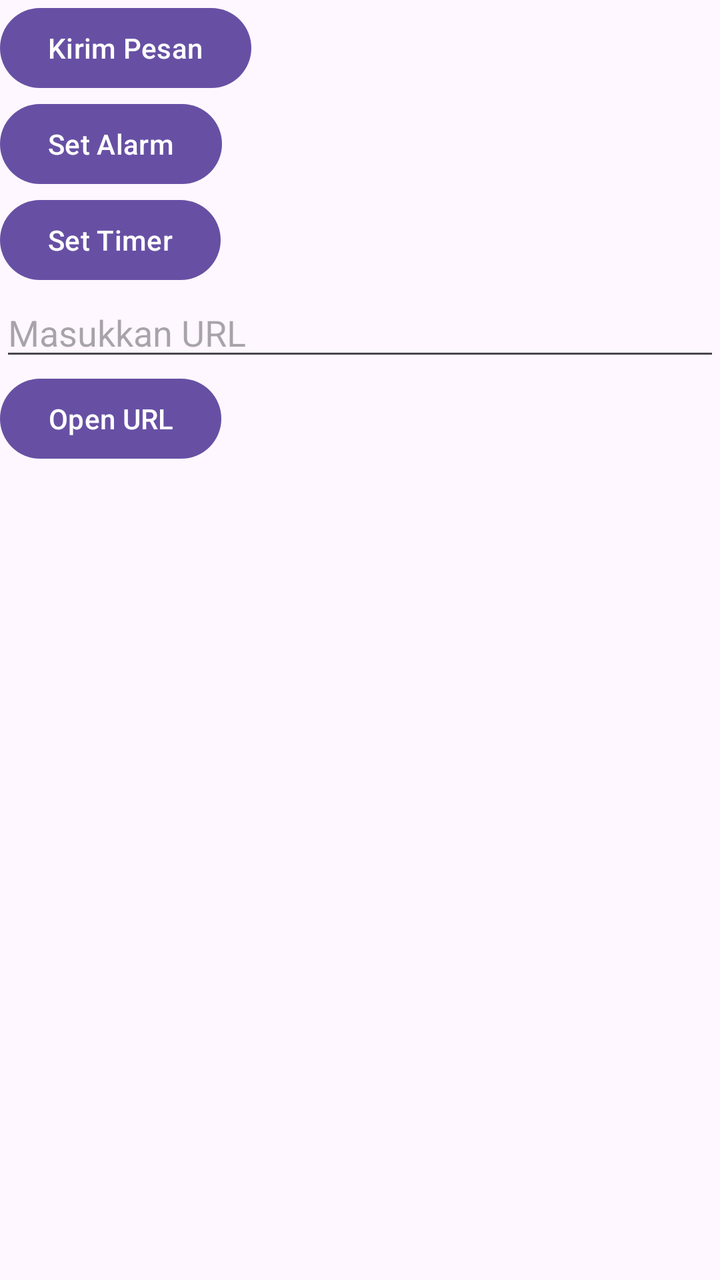
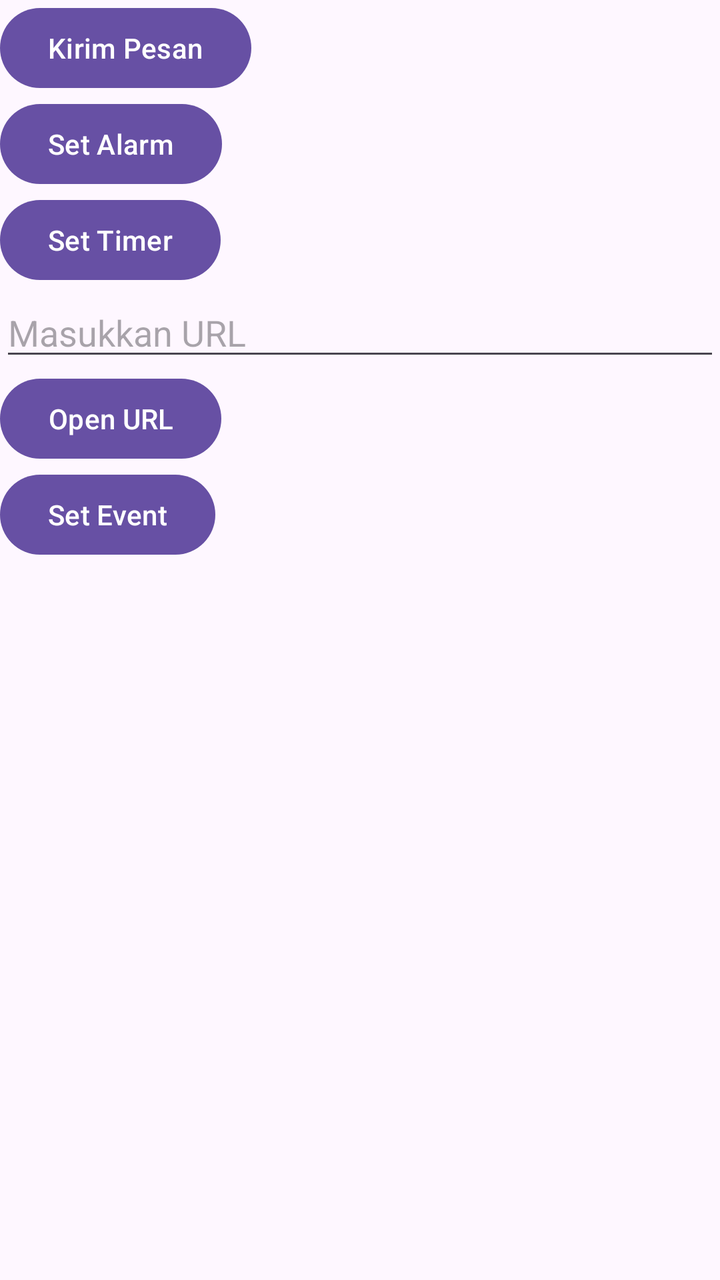

An Android layout rendered at two revisions. The XML below is the earlier revision; the diff shows what the commit changed to produce the second picture.
<!-- AndroidManifest.xml: application theme Theme.Implisit_intent -->
<!-- res/layout/activity_main.xml -->
<?xml version="1.0" encoding="utf-8"?>
<LinearLayout xmlns:android="http://schemas.android.com/apk/res/android"
    xmlns:app="http://schemas.android.com/apk/res-auto"
    xmlns:tools="http://schemas.android.com/tools"
    android:id="@+id/main"
    android:layout_width="match_parent"
    android:layout_height="match_parent"
    tools:context=".MainActivity"
    android:orientation="vertical"
    >

    <Button
        android:id="@+id/btnKirimPesan"
        android:layout_width="wrap_content"
        android:layout_height="wrap_content"
        android:text="Kirim Pesan"/>


    <Button
        android:id="@+id/btnSetAlarm"
        android:layout_width="wrap_content"
        android:layout_height="wrap_content"
        android:text="Set Alarm"/>

    <Button
        android:id="@+id/btnSetTimer"
        android:layout_width="wrap_content"
        android:layout_height="wrap_content"
        android:text="Set Timer"/>

    <EditText
        android:layout_width="match_parent"
        android:layout_height="wrap_content"
        android:id="@+id/etURL"
        android:hint="Masukkan URL"/>
    <Button
        android:layout_width="wrap_content"
        android:layout_height="wrap_content"
        android:id="@+id/btnOpenURL"
        android:text="Open URL"/>


</LinearLayout>
<!-- resources referenced by this layout -->
<resources>
  <style name="Theme.Implisit_intent" parent="Base.Theme.Implisit_intent" />
  <style name="Base.Theme.Implisit_intent" parent="Theme.Material3.DayNight.NoActionBar">
          
          
      </style>
</resources>

<!-- the commit's change to res/layout/activity_main.xml (unified diff, before → after) -->
@@ -38,6 +38,11 @@
         android:layout_height="wrap_content"
         android:id="@+id/btnOpenURL"
         android:text="Open URL"/>
+    <Button
+        android:layout_width="wrap_content"
+        android:layout_height="wrap_content"
+        android:id="@+id/btnSetEvent"
+        android:text="Set Event"/>
 
 
 </LinearLayout>
